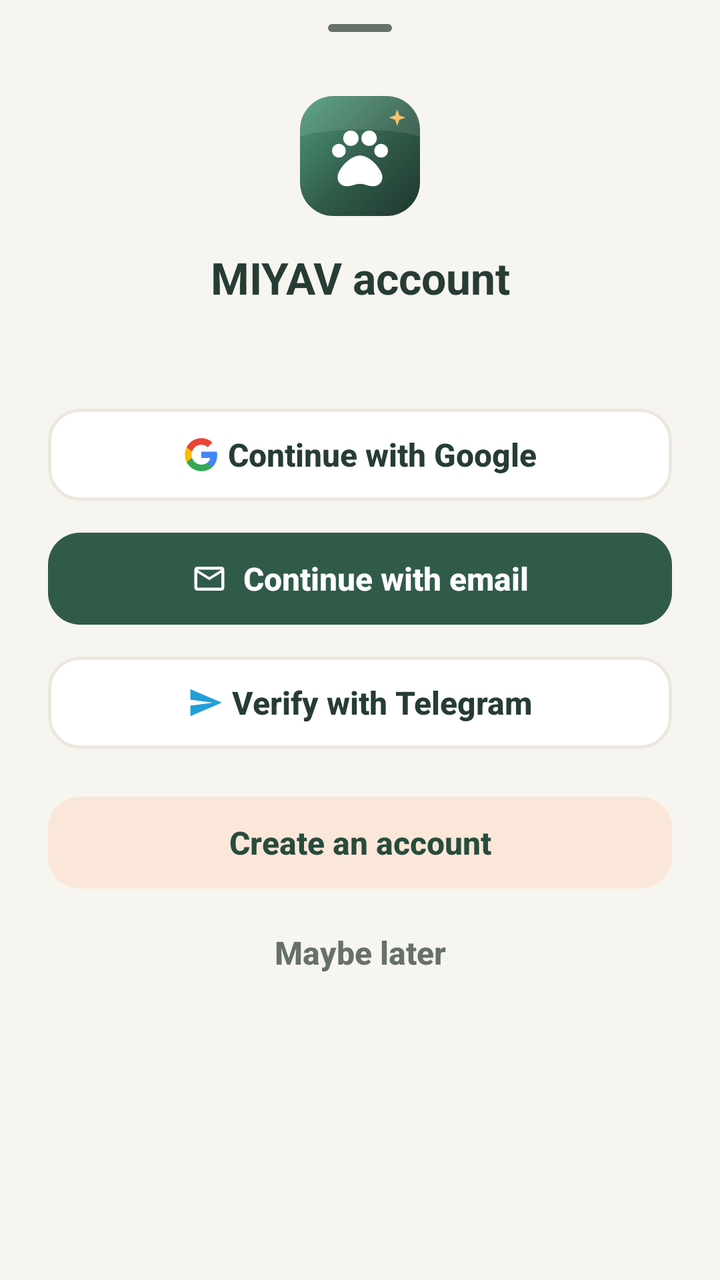
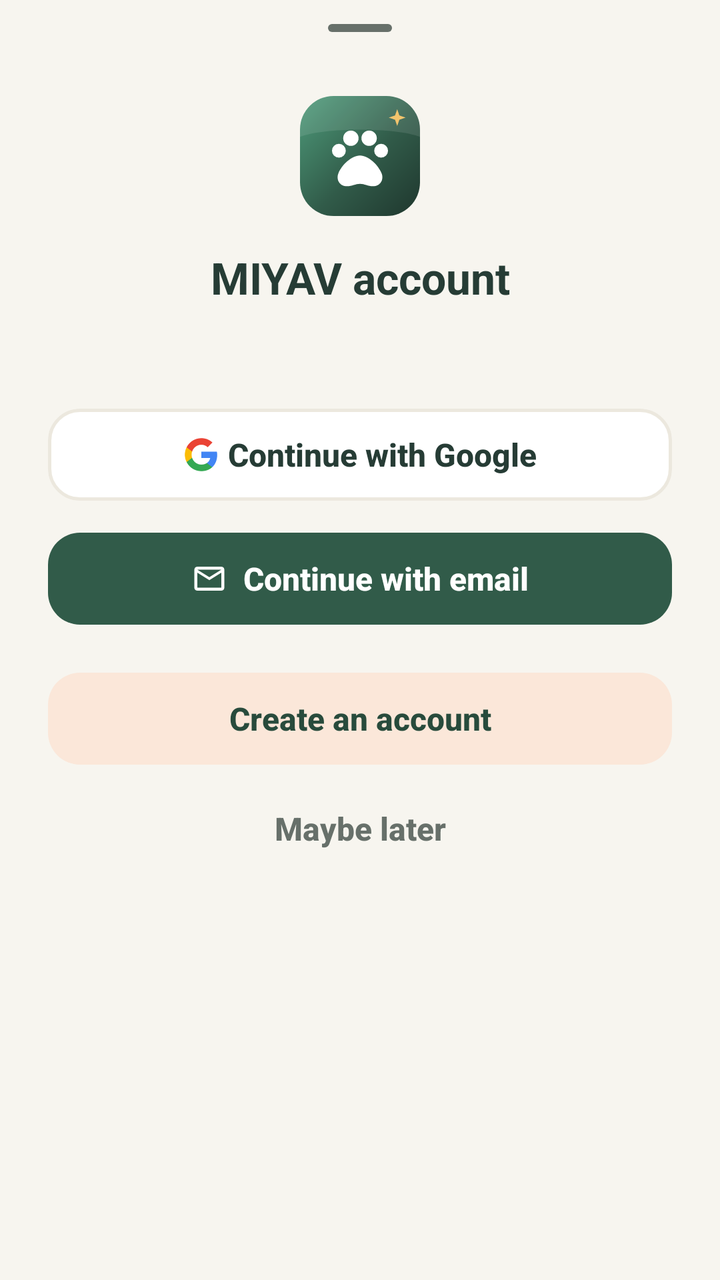

Before-and-after screenshots of an Android layout around one commit, followed by the original layout XML and the change that was made.
<!-- AndroidManifest.xml: application theme Theme.MIYAV -->
<!-- res/layout/sheet_auth.xml -->
<?xml version="1.0" encoding="utf-8"?>
<androidx.core.widget.NestedScrollView xmlns:android="http://schemas.android.com/apk/res/android"
    xmlns:app="http://schemas.android.com/apk/res-auto"
    android:layout_width="match_parent"
    android:layout_height="wrap_content">

    <LinearLayout
        android:layout_width="match_parent"
        android:layout_height="wrap_content"
        android:orientation="vertical"
        android:paddingStart="@dimen/space_xxl"
        android:paddingEnd="@dimen/space_xxl"
        android:paddingBottom="@dimen/space_xxl">

        <com.google.android.material.bottomsheet.BottomSheetDragHandleView
            android:layout_width="match_parent"
            android:layout_height="wrap_content" />

        <ImageView
            android:layout_width="60dp"
            android:layout_height="60dp"
            android:layout_gravity="center_horizontal"
            android:contentDescription="@null"
            android:src="@drawable/ic_mark" />

        <TextView
            android:layout_width="match_parent"
            android:layout_height="wrap_content"
            android:layout_marginTop="@dimen/space_lg"
            android:gravity="center"
            android:text="@string/guest_sheet_title"
            android:textAppearance="@style/TextAppearance.Miyav.Headline" />

        <TextView
            android:id="@+id/messageView"
            android:layout_width="match_parent"
            android:layout_height="wrap_content"
            android:layout_marginTop="@dimen/space_sm"
            android:gravity="center"
            android:textAppearance="@style/TextAppearance.Miyav.Caption" />

        <com.google.android.material.button.MaterialButton
            android:id="@+id/googleButton"
            style="@style/Widget.Miyav.Button.Outlined"
            android:layout_width="match_parent"
            android:layout_height="wrap_content"
            android:layout_marginTop="@dimen/space_xl"
            android:text="@string/guest_google"
            app:icon="@drawable/ic_google"
            app:iconGravity="textStart"
            app:iconTint="@null" />

        <com.google.android.material.button.MaterialButton
            android:id="@+id/emailButton"
            android:layout_width="match_parent"
            android:layout_height="wrap_content"
            android:layout_marginTop="@dimen/space_sm"
            android:text="@string/guest_email"
            app:icon="@drawable/ic_mail"
            app:iconGravity="textStart"
            app:iconTint="@color/text_on_brand" />

        <com.google.android.material.button.MaterialButton
            android:id="@+id/telegramButton"
            style="@style/Widget.Miyav.Button.Outlined"
            android:layout_width="match_parent"
            android:layout_height="wrap_content"
            android:layout_marginTop="@dimen/space_sm"
            android:text="@string/guest_telegram"
            app:icon="@drawable/ic_telegram"
            app:iconGravity="textStart"
            app:iconTint="@color/brand_telegram" />

        <TextView
            android:id="@+id/noteView"
            android:layout_width="match_parent"
            android:layout_height="wrap_content"
            android:layout_marginTop="@dimen/space_sm"
            android:background="@drawable/bg_pastel_note"
            android:padding="@dimen/space_md"
            android:textAppearance="@style/TextAppearance.Miyav.Caption"
            android:textColor="@color/text_primary"
            android:visibility="gone" />

        <com.google.android.material.button.MaterialButton
            android:id="@+id/registerButton"
            style="@style/Widget.Miyav.Button.Tonal"
            android:layout_width="match_parent"
            android:layout_height="wrap_content"
            android:layout_marginTop="@dimen/space_lg"
            android:text="@string/guest_register" />

        <com.google.android.material.button.MaterialButton
            android:id="@+id/laterButton"
            style="@style/Widget.Miyav.Button.Text"
            android:layout_width="match_parent"
            android:layout_height="wrap_content"
            android:layout_marginTop="@dimen/space_xs"
            android:text="@string/guest_later"
            android:textColor="@color/text_secondary" />

        <com.google.android.material.progressindicator.LinearProgressIndicator
            android:id="@+id/progress"
            android:layout_width="match_parent"
            android:layout_height="wrap_content"
            android:indeterminate="true"
            android:visibility="invisible"
            app:indicatorColor="@color/brand_coral"
            app:trackColor="@color/pastel_peach" />
    </LinearLayout>
</androidx.core.widget.NestedScrollView>
<!-- resources referenced by this layout -->
<resources>
  <color name="brand_coral">#315B49</color>
  <dimen name="space_lg">16dp</dimen>
  <dimen name="space_md">12dp</dimen>
  <dimen name="space_sm">8dp</dimen>
  <dimen name="space_xl">20dp</dimen>
  <dimen name="space_xs">4dp</dimen>
  <dimen name="space_xxl">24dp</dimen>
  <style name="Theme.MIYAV" parent="Theme.Material3.Light.NoActionBar">
          <item name="colorPrimary">@color/brand_coral</item>
          <item name="colorOnPrimary">@color/text_on_brand</item>
          <item name="colorPrimaryContainer">@color/pastel_mint</item>
          <item name="colorOnPrimaryContainer">@color/brand_coral_dark</item>
          <item name="colorSecondary">@color/brand_lavender</item>
          <item name="colorOnSecondary">@color/text_on_brand</item>
          <item name="colorSecondaryContainer">@color/pastel_lavender</item>
          <item name="colorOnSecondaryContainer">@color/text_primary</item>
          <item name="colorTertiary">@color/brand_mint</item>
          <item name="colorTertiaryContainer">@color/pastel_mint</item>
          <item name="colorSurface">@color/surface</item>
          <item name="colorOnSurface">@color/text_primary</item>
          <item name="colorSurfaceVariant">@color/surface_muted</item>
          <item name="colorOnSurfaceVariant">@color/text_secondary</item>
          <item name="colorSurfaceContainer">@color/surface</item>
          <item name="colorSurfaceContainerLow">@color/surface</item>
          <item name="colorSurfaceContainerHigh">@color/surface</item>
          <item name="colorSurfaceContainerHighest">@color/surface_muted</item>
          <item name="colorOutline">@color/outline</item>
          <item name="colorOutlineVariant">@color/outline</item>
          <item name="colorError">@color/error</item>
          <item name="android:colorBackground">@color/bg_app</item>
          <item name="android:windowBackground">@color/bg_app</item>
          <item name="android:statusBarColor">@android:color/transparent</item>
          <item name="android:navigationBarColor">@android:color/transparent</item>
          <item name="android:windowLightStatusBar">true</item>
          <item name="android:windowLightNavigationBar" tools:targetApi="27">true</item>
          <item name="android:enforceNavigationBarContrast" tools:targetApi="29">false</item>
          <item name="textInputStyle">@style/Widget.Miyav.TextInput</item>
          <item name="materialButtonStyle">@style/Widget.Miyav.Button</item>
          <item name="materialButtonOutlinedStyle">@style/Widget.Miyav.Button.Outlined</item>
          <item name="borderlessButtonStyle">@style/Widget.Miyav.Button.Text</item>
          <item name="materialCardViewStyle">@style/Widget.Miyav.Card</item>
          <item name="bottomNavigationStyle">@style/Widget.Miyav.BottomNavigation</item>
          <item name="toolbarStyle">@style/Widget.Miyav.Toolbar</item>
          <item name="materialAlertDialogTheme">@style/ThemeOverlay.Miyav.Dialog</item>
          <item name="bottomSheetDialogTheme">@style/ThemeOverlay.Miyav.BottomSheet</item>
          <item name="chipStyle">@style/Widget.Miyav.Chip</item>
      </style>
  <dimen name="radius_sm">12dp</dimen>
  <dimen name="button_height">54dp</dimen>
  <dimen name="radius_md">16dp</dimen>
  <color name="outline">#ECE8DE</color>
  <color name="surface">#FFFFFF</color>
  <color name="pastel_mint">#DCEEE5</color>
  <color name="brand_mint">#3E8B6C</color>
  <color name="error">#B5533C</color>
  <color name="bg_app">#F7F5EF</color>
  <style name="Widget.Miyav.Card" parent="Widget.Material3.CardView.Elevated">
          <item name="cardBackgroundColor">@color/surface</item>
          <item name="cardCornerRadius">@dimen/radius_lg</item>
          <item name="cardElevation">@dimen/elevation_card</item>
          <item name="strokeWidth">0dp</item>
      </style>
  <dimen name="radius_lg">22dp</dimen>
  <dimen name="elevation_card">3dp</dimen>
  <dimen name="radius_xl">28dp</dimen>
  <!-- unchanged entries left out for length: 38 -->
</resources>

<!-- the commit's change to res/layout/sheet_auth.xml (unified diff, before → after) -->
@@ -67,6 +67,7 @@
             android:layout_height="wrap_content"
             android:layout_marginTop="@dimen/space_sm"
             android:text="@string/guest_telegram"
+            android:visibility="gone"
             app:icon="@drawable/ic_telegram"
             app:iconGravity="textStart"
             app:iconTint="@color/brand_telegram" />
<!-- resource entries referenced after the edit -->
@@ -41,6 +41,7 @@
           <item name="materialButtonOutlinedStyle">@style/Widget.Miyav.Button.Outlined</item>
           <item name="borderlessButtonStyle">@style/Widget.Miyav.Button.Text</item>
           <item name="materialCardViewStyle">@style/Widget.Miyav.Card</item>
+          <item name="elevationOverlayEnabled">false</item>
           <item name="bottomNavigationStyle">@style/Widget.Miyav.BottomNavigation</item>
           <item name="toolbarStyle">@style/Widget.Miyav.Toolbar</item>
           <item name="materialAlertDialogTheme">@style/ThemeOverlay.Miyav.Dialog</item>
@@ -56,14 +57,15 @@
   <color name="brand_mint">#3E8B6C</color>
   <color name="error">#B5533C</color>
   <color name="bg_app">#F7F5EF</color>
-  <style name="Widget.Miyav.Card" parent="Widget.Material3.CardView.Elevated">
+  <style name="Widget.Miyav.Card" parent="Widget.Material3.CardView.Outlined">
           <item name="cardBackgroundColor">@color/surface</item>
           <item name="cardCornerRadius">@dimen/radius_lg</item>
-          <item name="cardElevation">@dimen/elevation_card</item>
-          <item name="strokeWidth">0dp</item>
+          <item name="cardElevation">0dp</item>
+          <item name="strokeWidth">1dp</item>
+          <item name="strokeColor">@color/card_stroke</item>
       </style>
   <dimen name="radius_lg">22dp</dimen>
-  <dimen name="elevation_card">3dp</dimen>
+  <color name="card_stroke">#E6E1D5</color>
   <dimen name="radius_xl">28dp</dimen>
   <!-- unchanged entries left out for length: 38 -->
 </resources>
